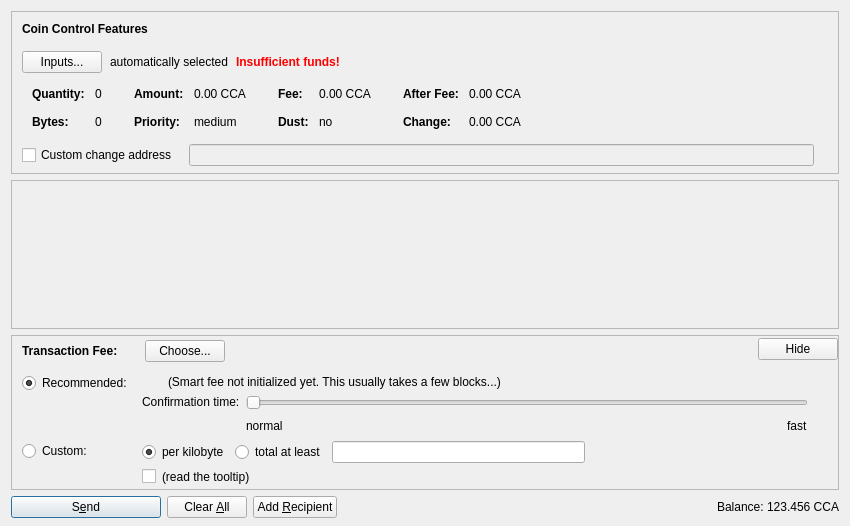
Before: the Qt Designer form src/qt/forms/sendcoinsdialog.ui in counos/CounosCoin, drawn with Qt 5.
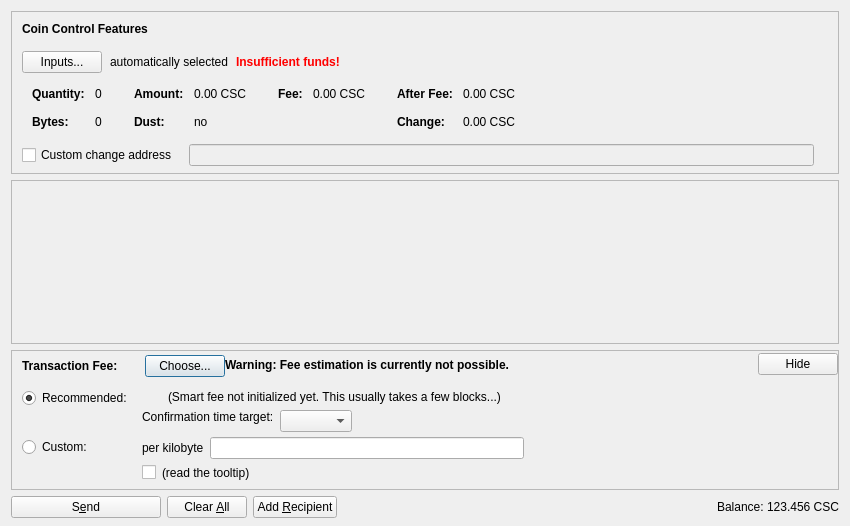
After: the same form once the commit is applied. Icons and pictures are not drawn. Custom widgets are drawn as their Qt base class.

```diff
--- a/src/qt/forms/sendcoinsdialog.ui
+++ b/src/qt/forms/sendcoinsdialog.ui
@@ -324,87 +324,7 @@
                   <enum>Qt::ActionsContextMenu</enum>
                  </property>
                  <property name="text">
-                  <string notr="true">0.00 CCA</string>
-                 </property>
-                 <property name="textInteractionFlags">
-                  <set>Qt::LinksAccessibleByMouse|Qt::TextSelectableByKeyboard|Qt::TextSelectableByMouse</set>
-                 </property>
-                </widget>
-               </item>
-               <item row="1" column="0">
-                <widget class="QLabel" name="labelCoinControlPriorityText">
-                 <property name="font">
-                  <font>
-                   <weight>75</weight>
-                   <bold>true</bold>
-                  </font>
-                 </property>
-                 <property name="text">
-                  <string>Priority:</string>
-                 </property>
-                </widget>
-               </item>
-               <item row="1" column="1">
-                <widget class="QLabel" name="labelCoinControlPriority">
-                 <property name="cursor">
-                  <cursorShape>IBeamCursor</cursorShape>
-                 </property>
-                 <property name="contextMenuPolicy">
-                  <enum>Qt::ActionsContextMenu</enum>
-                 </property>
-                 <property name="text">
-                  <string notr="true">medium</string>
-                 </property>
-                 <property name="textInteractionFlags">
-                  <set>Qt::LinksAccessibleByMouse|Qt::TextSelectableByKeyboard|Qt::TextSelectableByMouse</set>
-                 </property>
-                </widget>
-               </item>
-              </layout>
-             </item>
-             <item>
-              <layout class="QFormLayout" name="formLayoutCoinControl3">
-               <property name="horizontalSpacing">
-                <number>10</number>
-               </property>
-               <property name="verticalSpacing">
-                <number>14</number>
-               </property>
-               <property name="leftMargin">
-                <number>6</number>
-               </property>
-               <property name="topMargin">
-                <number>4</number>
-               </property>
-               <property name="rightMargin">
-                <number>6</number>
-               </property>
-               <item row="0" column="0">
-                <widget class="QLabel" name="labelCoinControlFeeText">
-                 <property name="font">
-                  <font>
-                   <weight>75</weight>
-                   <bold>true</bold>
-                  </font>
-                 </property>
-                 <property name="text">
-                  <string>Fee:</string>
-                 </property>
-                 <property name="margin">
-                  <number>0</number>
-                 </property>
-                </widget>
-               </item>
-               <item row="0" column="1">
-                <widget class="QLabel" name="labelCoinControlFee">
-                 <property name="cursor">
-                  <cursorShape>IBeamCursor</cursorShape>
-                 </property>
-                 <property name="contextMenuPolicy">
-                  <enum>Qt::ActionsContextMenu</enum>
-                 </property>
-                 <property name="text">
-                  <string notr="true">0.00 CCA</string>
+                  <string notr="true">0.00 CSC</string>
                  </property>
                  <property name="textInteractionFlags">
                   <set>Qt::LinksAccessibleByMouse|Qt::TextSelectableByKeyboard|Qt::TextSelectableByMouse</set>
@@ -442,6 +362,57 @@
                </item>
               </layout>
              </item>
+             <item>
+              <layout class="QFormLayout" name="formLayoutCoinControl3">
+               <property name="horizontalSpacing">
+                <number>10</number>
+               </property>
+               <property name="verticalSpacing">
+                <number>14</number>
+               </property>
+               <property name="leftMargin">
+                <number>6</number>
+               </property>
+               <property name="topMargin">
+                <number>4</number>
+               </property>
+               <property name="rightMargin">
+                <number>6</number>
+               </property>
+               <item row="0" column="0">
+                <widget class="QLabel" name="labelCoinControlFeeText">
+                 <property name="font">
+                  <font>
+                   <weight>75</weight>
+                   <bold>true</bold>
+                  </font>
+                 </property>
+                 <property name="text">
+                  <string>Fee:</string>
+                 </property>
+                 <property name="margin">
+                  <number>0</number>
+                 </property>
+                </widget>
+               </item>
+               <item row="0" column="1">
+                <widget class="QLabel" name="labelCoinControlFee">
+                 <property name="cursor">
+                  <cursorShape>IBeamCursor</cursorShape>
+                 </property>
+                 <property name="contextMenuPolicy">
+                  <enum>Qt::ActionsContextMenu</enum>
+                 </property>
+                 <property name="text">
+                  <string notr="true">0.00 CSC</string>
+                 </property>
+                 <property name="textInteractionFlags">
+                  <set>Qt::LinksAccessibleByMouse|Qt::TextSelectableByKeyboard|Qt::TextSelectableByMouse</set>
+                 </property>
+                </widget>
+               </item>
+              </layout>
+             </item>
              <item>
               <layout class="QFormLayout" name="formLayoutCoinControl4">
                <property name="horizontalSpacing">
@@ -484,7 +455,7 @@
                   <enum>Qt::ActionsContextMenu</enum>
                  </property>
                  <property name="text">
-                  <string notr="true">0.00 CCA</string>
+                  <string notr="true">0.00 CSC</string>
                  </property>
                  <property name="textInteractionFlags">
                   <set>Qt::LinksAccessibleByMouse|Qt::TextSelectableByKeyboard|Qt::TextSelectableByMouse</set>
@@ -513,7 +484,7 @@
                   <enum>Qt::ActionsContextMenu</enum>
                  </property>
                  <property name="text">
-                  <string notr="true">0.00 CCA</string>
+                  <string notr="true">0.00 CSC</string>
                  </property>
                  <property name="textInteractionFlags">
                   <set>Qt::LinksAccessibleByMouse|Qt::TextSelectableByKeyboard|Qt::TextSelectableByMouse</set>
@@ -788,11 +759,33 @@
             </item>
            </layout>
           </item>
+          <item>
+           <widget class="QLabel" name="fallbackFeeWarningLabel">
+            <property name="toolTip">
+             <string>Using the fallbackfee can result in sending a transaction that will take several hours or days (or never) to confirm. Consider choosing your fee manually or wait until you have validated the complete chain.</string>
+            </property>
+            <property name="font">
+            <font>
+                <weight>75</weight>
+                <bold>true</bold>
+            </font>
+            </property>
+            <property name="text">
+             <string>Warning: Fee estimation is currently not possible.</string>
+            </property>
+            <property name="wordWrap">
+             <bool>false</bool>
+            </property>
+           </widget>
+          </item>
           <item>
            <spacer name="horizontalSpacer_4">
             <property name="orientation">
              <enum>Qt::Horizontal</enum>
             </property>
+            <property name="sizeType">
+             <enum>QSizePolicy::MinimumExpanding</enum>
+            </property>
             <property name="sizeHint" stdset="0">
              <size>
               <width>40</width>
@@ -853,32 +846,13 @@
                <item>
                 <layout class="QHBoxLayout" name="horizontalLayoutFee13">
                  <item>
-                  <widget class="QRadioButton" name="radioCustomPerKilobyte">
+                  <widget class="QLabel" name="labelCustomPerKilobyte">
                    <property name="toolTip">
                     <string>If the custom fee is set to 1000 satoshis and the transaction is only 250 bytes, then &quot;per kilobyte&quot; only pays 250 satoshis in fee, while &quot;total at least&quot; pays 1000 satoshis. For transactions bigger than a kilobyte both pay by kilobyte.</string>
                    </property>
                    <property name="text">
                     <string>per kilobyte</string>
                    </property>
-                   <property name="checked">
-                    <bool>true</bool>
-                   </property>
-                   <attribute name="buttonGroup">
-                    <string notr="true">groupCustomFee</string>
-                   </attribute>
-                  </widget>
-                 </item>
-                 <item>
-                  <widget class="QRadioButton" name="radioCustomAtLeast">
-                   <property name="toolTip">
-                    <string>If the custom fee is set to 1000 satoshis and the transaction is only 250 bytes, then &quot;per kilobyte&quot; only pays 250 satoshis in fee, while &quot;total at least&quot; pays 1000 satoshis. For transactions bigger than a kilobyte both pay by kilobyte.</string>
-                   </property>
-                   <property name="text">
-                    <string>total at least</string>
-                   </property>
-                   <attribute name="buttonGroup">
-                    <string notr="true">groupCustomFee</string>
-                   </attribute>
                   </widget>
                  </item>
                  <item>
@@ -1060,7 +1034,7 @@
                    <item>
                     <widget class="QLabel" name="labelSmartFee3">
                      <property name="text">
-                      <string>Confirmation time:</string>
+                      <string>Confirmation time target:</string>
                      </property>
                      <property name="margin">
                       <number>2</number>
@@ -1088,44 +1062,15 @@
                     <number>30</number>
                    </property>
                    <item>
-                    <widget class="QSlider" name="sliderSmartFee">
-                     <property name="minimum">
+                    <layout class="QHBoxLayout" name="horizontalLayoutConfTarget">
+                     <property name="bottomMargin">
                       <number>0</number>
                      </property>
-                     <property name="maximum">
-                      <number>24</number>
-                     </property>
-                     <property name="pageStep">
-                      <number>1</number>
-                     </property>
-                     <property name="value">
-                      <number>0</number>
-                     </property>
-                     <property name="orientation">
-                      <enum>Qt::Horizontal</enum>
-                     </property>
-                     <property name="invertedAppearance">
-                      <bool>false</bool>
-                     </property>
-                     <property name="invertedControls">
-                      <bool>false</bool>
-                     </property>
-                     <property name="tickPosition">
-                      <enum>QSlider::NoTicks</enum>
-                     </property>
-                    </widget>
-                   </item>
-                   <item>
-                    <layout class="QHBoxLayout" name="horizontalLayoutFee10">
                      <item>
-                      <widget class="QLabel" name="labelSmartFeeNormal">
-                       <property name="text">
-                        <string>normal</string>
-                       </property>
-                      </widget>
+                      <widget class="QComboBox" name="confTargetSelector"/>
                      </item>
                      <item>
-                      <spacer name="horizontalSpacer_3">
+                      <spacer name="horizontalSpacerConfTarget">
                        <property name="orientation">
                         <enum>Qt::Horizontal</enum>
                        </property>
@@ -1137,13 +1082,6 @@
                        </property>
                       </spacer>
                      </item>
-                     <item>
-                      <widget class="QLabel" name="labelSmartFeeFast">
-                       <property name="text">
-                        <string>fast</string>
-                       </property>
-                      </widget>
-                     </item>
                     </layout>
                    </item>
                   </layout>
@@ -1177,8 +1115,8 @@
           </property>
           <property name="sizeHint" stdset="0">
            <size>
-            <width>800</width>
-            <height>1</height>
+            <width>40</width>
+            <height>5</height>
            </size>
           </property>
          </spacer>
@@ -1212,7 +1150,7 @@
         <bool>false</bool>
        </property>
        <property name="default">
-        <bool>true</bool>
+        <bool>false</bool>
        </property>
       </widget>
      </item>
@@ -1299,7 +1237,7 @@
           <cursorShape>IBeamCursor</cursorShape>
          </property>
          <property name="text">
-          <string notr="true">123.456 CCA</string>
+          <string notr="true">123.456 CSC</string>
          </property>
          <property name="textInteractionFlags">
           <set>Qt::LinksAccessibleByMouse|Qt::TextSelectableByKeyboard|Qt::TextSelectableByMouse</set>
```
Left out of the diff: 1 changed line with no effect on the pictures.
